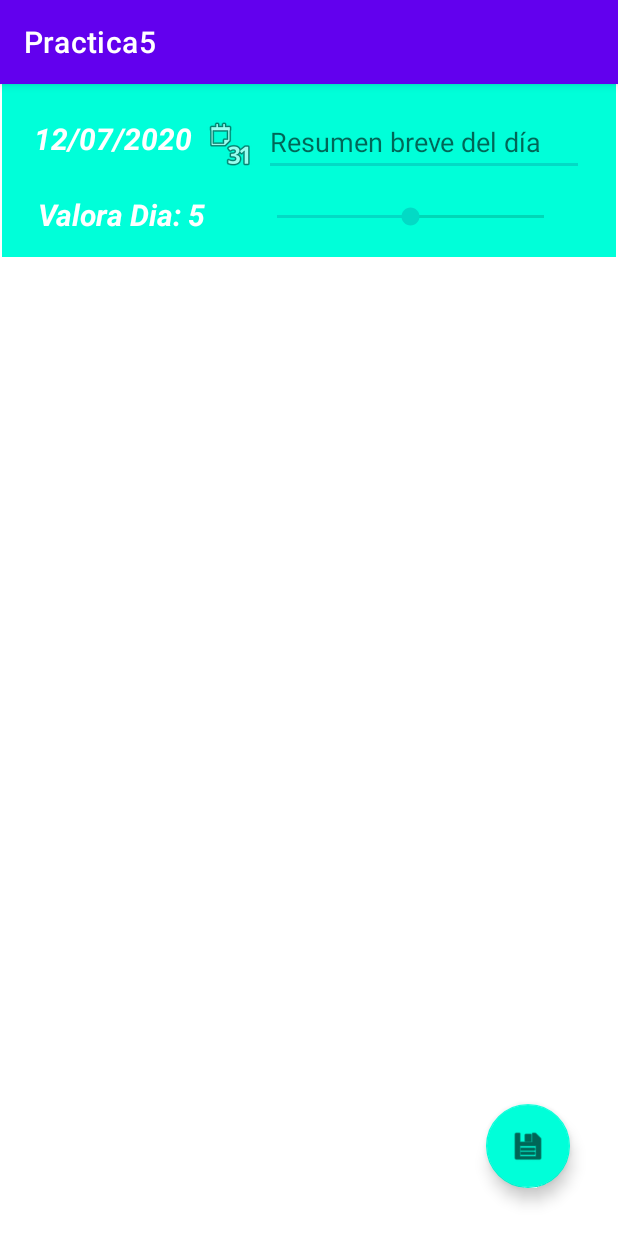
After one commit to sochoa2021AlexandroRodriguezParron/Practica5, an Android app: the EdicionDiaActivty screen opened directly, with no data from a screen before it, on a phone screen of 412 x 824 dp. The commit adds this screen. Run offline under Robolectric (Android 15) with nearby library versions, the phone set to English and light mode, and no system bars.

Commit message:
empezando la actividad EdicionDiaActivty

```diff
--- a/app/src/main/AndroidManifest.xml
+++ b/app/src/main/AndroidManifest.xml
@@ -9,6 +9,9 @@
         android:roundIcon="@mipmap/ic_launcher_round"
         android:supportsRtl="true"
         android:theme="@style/Theme.Practica5">
+        <activity
+            android:name="ui.EdicionDiaActivty"
+            android:exported="false" />
         <activity
             android:name="ui.MainActivity"
             android:exported="true"
--- a/app/src/main/java/model/DiaDiario.java
+++ b/app/src/main/java/model/DiaDiario.java
@@ -110,12 +110,20 @@ public class DiaDiario implements Parcelable {
 
     /**
      * Igual que el anterior pero que le pasamos un entero y nos devuelve la valoración resumida.
+     * Metodo estático.
      * @param entero
      * @return
      */
     public static int getStaticValoracionResumida(int entero){
-        //TO_DO:
-        return 0;
+        if(entero < 5){
+            return 1;
+        }else{
+            if(entero < 8){
+                return 2;
+            }else{
+                return 3;
+            }
+        }
     }
 
     /**
@@ -133,8 +141,8 @@ public class DiaDiario implements Parcelable {
      * @return
      */
     public static String getStaticFechaFormatoLocal(Date fecha) {
-        //TO_DO:
-        return "";
+        DateFormat df = DateFormat.getDateInstance(DateFormat.MEDIUM, Locale.getDefault());
+        return df.format(fecha);
     }
 
     @Override
--- /dev/null
+++ b/app/src/main/java/ui/EdicionDiaActivty.java
@@ -0,0 +1,18 @@
+package ui;
+
+import androidx.appcompat.app.AppCompatActivity;
+
+import android.os.Bundle;
+
+import practica5.AlexandroRodriguez.iesseveroochoa.net.R;
+
+public class EdicionDiaActivty extends AppCompatActivity {
+
+    @Override
+    protected void onCreate(Bundle savedInstanceState) {
+        super.onCreate(savedInstanceState);
+        setContentView(R.layout.activity_edicion_dia_activty);
+
+
+    }
+}
--- /dev/null
+++ b/app/src/main/res/layout/activity_edicion_dia_activty.xml
@@ -0,0 +1,113 @@
+<?xml version="1.0" encoding="utf-8"?>
+<androidx.constraintlayout.widget.ConstraintLayout xmlns:android="http://schemas.android.com/apk/res/android"
+    xmlns:app="http://schemas.android.com/apk/res-auto"
+    xmlns:tools="http://schemas.android.com/tools"
+    android:layout_width="match_parent"
+    android:layout_height="match_parent"
+    tools:context="ui.EdicionDiaActivty">
+
+    <com.google.android.material.floatingactionbutton.FloatingActionButton
+        android:id="@+id/fabGuardarEdicion"
+        android:layout_width="wrap_content"
+        android:layout_height="wrap_content"
+        android:layout_marginEnd="32dp"
+        android:layout_marginBottom="32dp"
+        android:clickable="true"
+        app:backgroundTint="#00FFD9"
+        app:layout_constraintBottom_toBottomOf="parent"
+        app:layout_constraintEnd_toEndOf="parent"
+        app:srcCompat="@android:drawable/ic_menu_save" />
+
+    <androidx.constraintlayout.widget.Guideline
+        android:id="@+id/guideline2"
+        android:layout_width="wrap_content"
+        android:layout_height="wrap_content"
+        android:orientation="horizontal"
+        app:layout_constraintGuide_percent="0.15" />
+
+    <androidx.constraintlayout.widget.ConstraintLayout
+        android:layout_width="409dp"
+        android:layout_height="0dp"
+        android:background="#00FFD9"
+        app:layout_constraintBottom_toTopOf="@+id/guideline2"
+        app:layout_constraintEnd_toEndOf="parent"
+        app:layout_constraintStart_toStartOf="parent"
+        app:layout_constraintTop_toTopOf="parent">
+
+        <TextView
+            android:id="@+id/tv_fechaElegida"
+            android:layout_width="wrap_content"
+            android:layout_height="wrap_content"
+            android:layout_marginStart="24dp"
+            android:layout_marginTop="16dp"
+            android:text="@string/tv_fechaElegida"
+            android:textColor="#FFFFFF"
+            android:textSize="20sp"
+            android:textStyle="bold|italic"
+            app:layout_constraintBottom_toTopOf="@+id/tv_ValoraDia"
+            app:layout_constraintEnd_toStartOf="@+id/iv_fecha"
+            app:layout_constraintHorizontal_bias="0.5"
+            app:layout_constraintStart_toStartOf="parent"
+            app:layout_constraintTop_toTopOf="parent" />
+
+        <ImageView
+            android:id="@+id/iv_fecha"
+            android:layout_width="wrap_content"
+            android:layout_height="wrap_content"
+            android:layout_marginStart="8dp"
+            android:layout_marginTop="24dp"
+            app:layout_constraintEnd_toStartOf="@+id/et_Resumen"
+            app:layout_constraintHorizontal_bias="0.5"
+            app:layout_constraintStart_toEndOf="@+id/tv_fechaElegida"
+            app:layout_constraintTop_toTopOf="parent"
+            app:srcCompat="@android:drawable/ic_menu_month" />
+
+        <EditText
+            android:id="@+id/et_Resumen"
+            android:layout_width="wrap_content"
+            android:layout_height="wrap_content"
+            android:layout_marginStart="8dp"
+            android:layout_marginTop="16dp"
+            android:layout_marginEnd="24dp"
+            android:ems="10"
+            android:hint="@string/et_Resumen"
+            android:inputType="textPersonName"
+            app:layout_constraintEnd_toEndOf="parent"
+            app:layout_constraintHorizontal_bias="0.5"
+            app:layout_constraintStart_toEndOf="@+id/iv_fecha"
+            app:layout_constraintTop_toTopOf="parent" />
+
+        <TextView
+            android:id="@+id/tv_ValoraDia"
+            android:layout_width="wrap_content"
+            android:layout_height="wrap_content"
+            android:layout_marginStart="24dp"
+            android:layout_marginTop="16dp"
+            android:layout_marginBottom="8dp"
+            android:text="@string/tv_ValoraDia"
+            android:textColor="#FFFFFF"
+            android:textSize="20sp"
+            android:textStyle="bold|italic"
+            app:layout_constraintBottom_toBottomOf="parent"
+            app:layout_constraintEnd_toStartOf="@+id/sb_ValoracionDia"
+            app:layout_constraintHorizontal_bias="0.5"
+            app:layout_constraintStart_toStartOf="parent"
+            app:layout_constraintTop_toBottomOf="@+id/tv_fechaElegida" />
+
+        <SeekBar
+            android:id="@+id/sb_ValoracionDia"
+            android:layout_width="0dp"
+            android:layout_height="wrap_content"
+            android:layout_marginStart="32dp"
+            android:layout_marginTop="16dp"
+            android:layout_marginEnd="32dp"
+            android:layout_marginBottom="16dp"
+            android:max="@integer/sb_Max"
+            android:progress="5"
+            app:layout_constraintBottom_toBottomOf="parent"
+            app:layout_constraintEnd_toEndOf="parent"
+            app:layout_constraintStart_toEndOf="@+id/tv_ValoraDia"
+            app:layout_constraintTop_toBottomOf="@+id/et_Resumen" />
+    </androidx.constraintlayout.widget.ConstraintLayout>
+
+</androidx.constraintlayout.widget.ConstraintLayout>
--- /dev/null
+++ b/app/src/main/res/values/integers.xml
@@ -0,0 +1,4 @@
+<?xml version="1.0" encoding="utf-8"?>
+<resources>
+    <integer name="sb_Max">10</integer>
+</resources>
--- a/app/src/main/res/values/strings.xml
+++ b/app/src/main/res/values/strings.xml
@@ -6,4 +6,8 @@
     <string name="action_about">Acerca de...</string>
     <string name="rbAsc">Asc</string>
     <string name="rbDesc">Desc</string>
+    <string name="tv_fechaElegida">12/07/2020</string>
+    <string name="et_Resumen">Resumen breve del día</string>
+    <string name="tv_ValoraDia">Valora Dia: 5</string>
+    <string name="tv_ValoraDiaFormateado">Valora Dia: %1$d</string>
 </resources>
```
